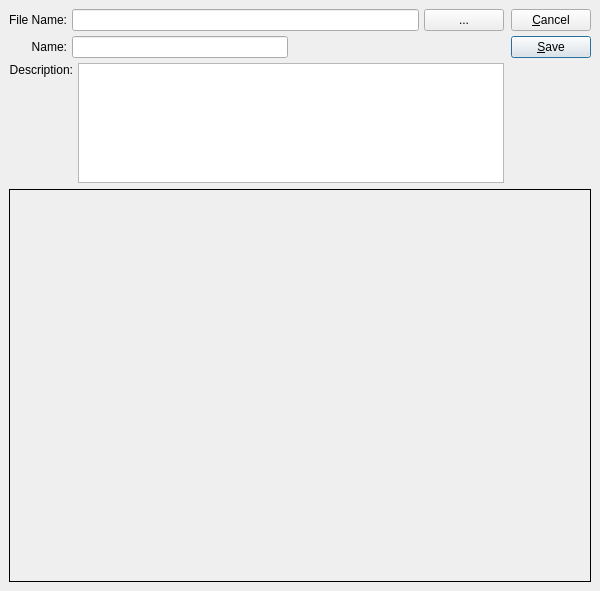
Before: the Qt Designer form xtuple/trunk/guiclient/image.ui in WooodHead/xtuple, drawn with Qt 5.
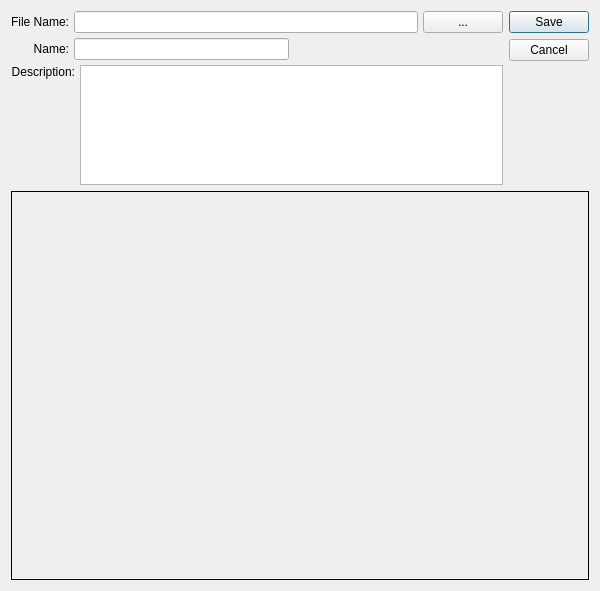
After: the same form once the commit is applied. Custom widgets are drawn as their Qt base class.

Patch:
```diff
--- a/xtuple/trunk/guiclient/image.ui
+++ b/xtuple/trunk/guiclient/image.ui
@@ -20,48 +20,25 @@
   <property name="windowTitle" >
    <string>Image</string>
   </property>
-  <layout class="QVBoxLayout" >
-   <property name="margin" >
-    <number>9</number>
-   </property>
-   <property name="spacing" >
-    <number>6</number>
-   </property>
-   <item>
-    <layout class="QHBoxLayout" >
-     <property name="margin" >
-      <number>0</number>
-     </property>
-     <property name="spacing" >
-      <number>7</number>
-     </property>
-     <item>
-      <layout class="QVBoxLayout" >
-       <property name="margin" >
-        <number>0</number>
-       </property>
-       <property name="spacing" >
+  <layout class="QGridLayout" name="gridLayout">
+   <item row="0" column="0">
+    <layout class="QVBoxLayout">
+     <property name="spacing">
         <number>5</number>
        </property>
        <item>
-        <layout class="QHBoxLayout" >
-         <property name="margin" >
-          <number>0</number>
-         </property>
-         <property name="spacing" >
+      <layout class="QHBoxLayout">
+       <property name="spacing">
           <number>5</number>
          </property>
          <item>
-          <layout class="QVBoxLayout" >
-           <property name="margin" >
-            <number>0</number>
-           </property>
-           <property name="spacing" >
+        <layout class="QVBoxLayout">
+         <property name="spacing">
             <number>5</number>
            </property>
            <item>
-            <widget class="QLabel" name="_filenameLit" >
-             <property name="text" >
+          <widget class="QLabel" name="_filenameLit">
+           <property name="text">
               <string>File Name:</string>
              </property>
              <property name="alignment" >
@@ -70,8 +47,8 @@
             </widget>
            </item>
            <item>
-            <widget class="QLabel" name="_nameLit" >
-             <property name="text" >
+          <widget class="QLabel" name="_nameLit">
+           <property name="text">
               <string>Name:</string>
              </property>
              <property name="alignment" >
@@ -82,27 +59,21 @@
           </layout>
          </item>
          <item>
-          <layout class="QVBoxLayout" >
-           <property name="margin" >
-            <number>0</number>
-           </property>
-           <property name="spacing" >
+        <layout class="QVBoxLayout">
+         <property name="spacing">
             <number>5</number>
            </property>
            <item>
-            <layout class="QHBoxLayout" >
-             <property name="margin" >
-              <number>0</number>
-             </property>
-             <property name="spacing" >
+          <layout class="QHBoxLayout">
+           <property name="spacing">
               <number>5</number>
              </property>
              <item>
-              <widget class="XLineEdit" name="_fileName" />
+            <widget class="XLineEdit" name="_fileName"/>
              </item>
              <item>
-              <widget class="QPushButton" name="_fileList" >
-               <property name="text" >
+            <widget class="QPushButton" name="_fileList">
+             <property name="text">
                 <string>...</string>
                </property>
               </widget>
@@ -110,15 +81,12 @@
             </layout>
            </item>
            <item>
-            <layout class="QHBoxLayout" >
-             <property name="margin" >
-              <number>0</number>
-             </property>
-             <property name="spacing" >
+          <layout class="QHBoxLayout">
+           <property name="spacing">
               <number>0</number>
              </property>
              <item>
-              <widget class="XLineEdit" name="_name" />
+            <widget class="XLineEdit" name="_name"/>
              </item>
              <item>
               <spacer>
@@ -143,27 +111,19 @@
         </layout>
        </item>
        <item>
-        <layout class="QHBoxLayout" >
-         <property name="margin" >
-          <number>0</number>
-         </property>
-         <property name="spacing" >
+      <layout class="QHBoxLayout">
+       <property name="spacing">
           <number>5</number>
          </property>
          <item>
-          <layout class="QVBoxLayout" >
-           <property name="margin" >
-            <number>0</number>
-           </property>
-           <property name="spacing" >
+        <layout class="QVBoxLayout">
+         <property name="spacing">
             <number>0</number>
            </property>
            <item>
-            <widget class="QLabel" name="_descriptionLit" >
-             <property name="sizePolicy" >
-              <sizepolicy>
-               <hsizetype>5</hsizetype>
-               <vsizetype>0</vsizetype>
+          <widget class="QLabel" name="_descriptionLit">
+           <property name="sizePolicy">
+            <sizepolicy hsizetype="Preferred" vsizetype="Fixed">
                <horstretch>0</horstretch>
                <verstretch>0</verstretch>
               </sizepolicy>
@@ -195,11 +155,9 @@
           </layout>
          </item>
          <item>
-          <widget class="QTextEdit" name="_descrip" >
-           <property name="sizePolicy" >
-            <sizepolicy>
-             <hsizetype>7</hsizetype>
-             <vsizetype>7</vsizetype>
+        <widget class="QTextEdit" name="_descrip">
+         <property name="sizePolicy">
+          <sizepolicy hsizetype="Expanding" vsizetype="Expanding">
              <horstretch>0</horstretch>
              <verstretch>0</verstretch>
             </sizepolicy>
@@ -216,57 +174,20 @@
        </item>
       </layout>
      </item>
-     <item>
-      <layout class="QVBoxLayout" >
-       <property name="margin" >
-        <number>0</number>
-       </property>
-       <property name="spacing" >
-        <number>5</number>
-       </property>
-       <item>
-        <widget class="QPushButton" name="_close" >
-         <property name="text" >
-          <string>&amp;Cancel</string>
-         </property>
-        </widget>
-       </item>
-       <item>
-        <widget class="QPushButton" name="_save" >
-         <property name="text" >
-          <string>&amp;Save</string>
-         </property>
-         <property name="default" >
-          <bool>true</bool>
-         </property>
-        </widget>
-       </item>
-       <item>
-        <spacer>
-         <property name="orientation" >
+   <item row="0" column="1">
+    <widget class="QDialogButtonBox" name="_buttonBox">
+     <property name="orientation">
           <enum>Qt::Vertical</enum>
          </property>
-         <property name="sizeType" >
-          <enum>QSizePolicy::Expanding</enum>
-         </property>
-         <property name="sizeHint" >
-          <size>
-           <width>20</width>
-           <height>120</height>
-          </size>
-         </property>
-        </spacer>
-       </item>
-      </layout>
-     </item>
-    </layout>
-   </item>
-   <item>
-    <widget class="QFrame" name="_imageFrame" >
-     <property name="sizePolicy" >
-      <sizepolicy>
-       <hsizetype>7</hsizetype>
-       <vsizetype>7</vsizetype>
+     <property name="standardButtons">
+      <set>QDialogButtonBox::Cancel|QDialogButtonBox::Save</set>
+     </property>
+    </widget>
+   </item>
+   <item row="1" column="0" colspan="2">
+    <widget class="QFrame" name="_imageFrame">
+     <property name="sizePolicy">
+      <sizepolicy hsizetype="Expanding" vsizetype="Expanding">
        <horstretch>1</horstretch>
        <verstretch>1</verstretch>
       </sizepolicy>
@@ -281,7 +202,7 @@
    </item>
   </layout>
  </widget>
- <layoutdefault spacing="6" margin="11" />
+ <layoutdefault spacing="6" margin="11"/>
  <pixmapfunction>qPixmapFromMimeSource</pixmapfunction>
  <customwidgets>
   <customwidget>
```
Left out of the diff: 59 changed lines with no effect on the pictures. Lines whose indentation alone changed are shown as unchanged.
